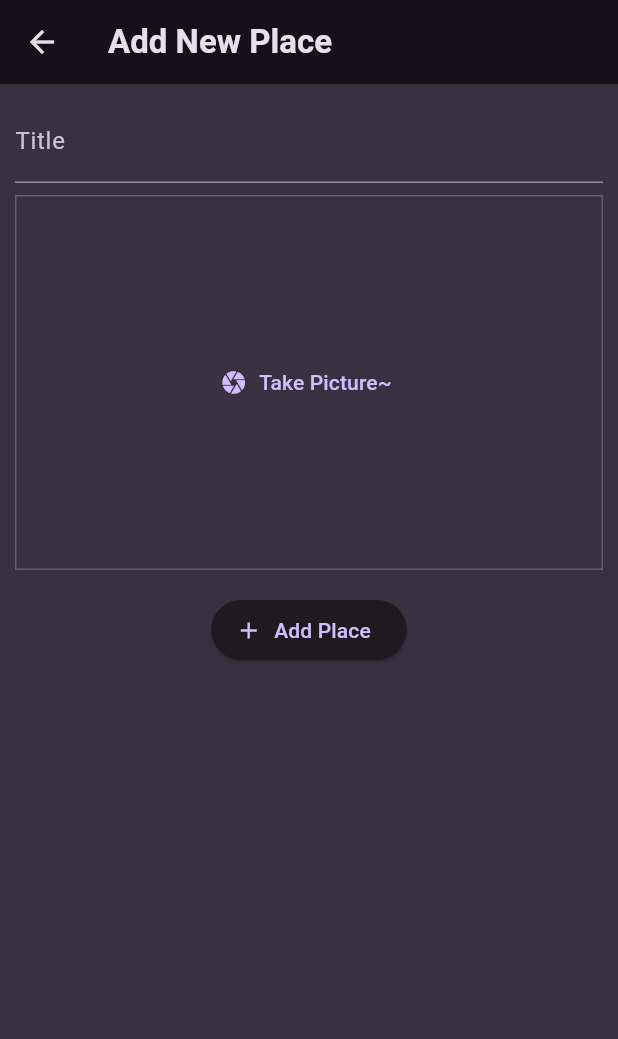
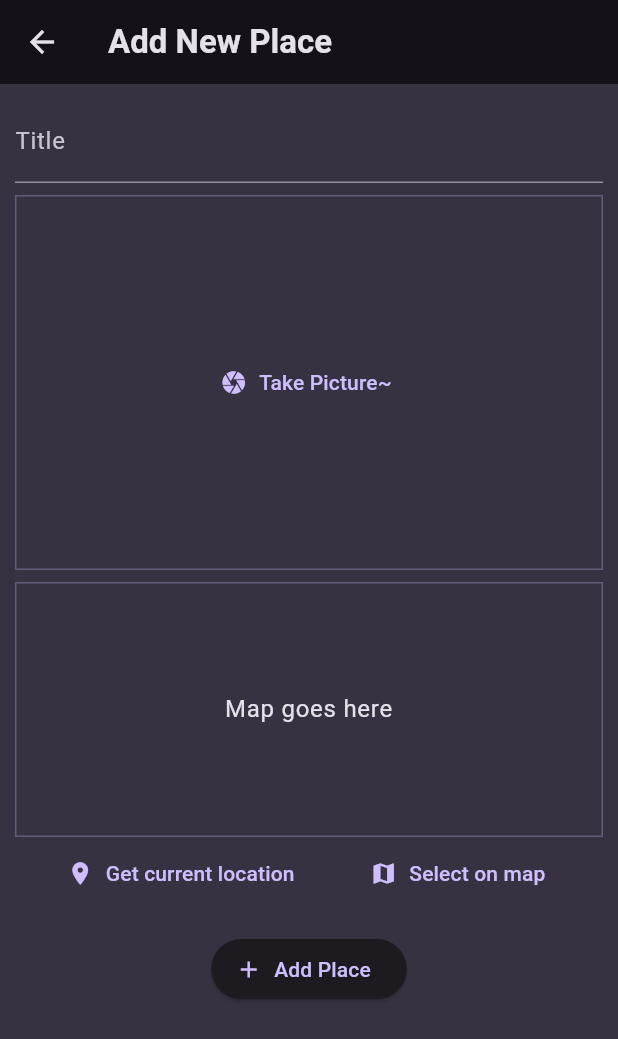
Before and after one commit to junwchoi85/favorite_places_app, a Flutter app: the AddPlaceScreen screen opened directly, on a phone screen of 412 x 824 dp. Shown: the top 1039 px of the screen. Run offline on Flutter 3.47's test engine with Material 3 defaults, Android fonts, the phone set to English and light mode, and no system bars; our stand-ins replace flutter_riverpod, google_fonts, image_picker.

Commit message:
Adding location input 위젯

```diff
--- a/lib/screens/add_place.dart
+++ b/lib/screens/add_place.dart
@@ -2,6 +2,7 @@ import 'dart:io';
 
 import 'package:favorite_places_app/providers/user_places.dart';
 import 'package:favorite_places_app/widgets/image_input.dart';
+import 'package:favorite_places_app/widgets/location_input.dart';
 import 'package:flutter/material.dart';
 import 'package:flutter_riverpod/flutter_riverpod.dart';
 
@@ -55,6 +56,8 @@ class _AddPlaceScreenState extends ConsumerState<AddPlaceScreen> {
                 _pickedImage = pickedImage;
               },
             ),
+            const SizedBox(height: 8),
+            LocationInput(),
             const SizedBox(height: 16),
             ElevatedButton.icon(
                 onPressed: savePlace,
--- /dev/null
+++ b/lib/widgets/location_input.dart
@@ -0,0 +1,51 @@
+import 'package:flutter/material.dart';
+
+class LocationInput extends StatefulWidget {
+  const LocationInput({Key? key}) : super(key: key);
+
+  @override
+  State<LocationInput> createState() => _LocationInputState();
+}
+
+class _LocationInputState extends State<LocationInput> {
+  @override
+  Widget build(BuildContext context) {
+    return Column(
+      children: [
+        Container(
+          height: 170,
+          width: double.infinity,
+          alignment: Alignment.center,
+          decoration: BoxDecoration(
+            border: Border.all(
+              width: 1,
+              color: Theme.of(context).colorScheme.primary.withOpacity(0.3),
+            ),
+          ),
+          child: Text(
+            "Map goes here",
+            textAlign: TextAlign.center,
+            style: Theme.of(context).textTheme.bodyLarge!.copyWith(
+                  color: Theme.of(context).colorScheme.onBackground,
+                ),
+          ),
+        ),
+        Row(
+          mainAxisAlignment: MainAxisAlignment.spaceEvenly,
+          children: [
+            TextButton.icon(
+              icon: const Icon(Icons.location_on),
+              label: const Text("Get current location"),
+              onPressed: () {},
+            ),
+            TextButton.icon(
+              icon: const Icon(Icons.map),
+              label: const Text("Select on map"),
+              onPressed: () {},
+            )
+          ],
+        ),
+      ],
+    );
+  }
+}
```
